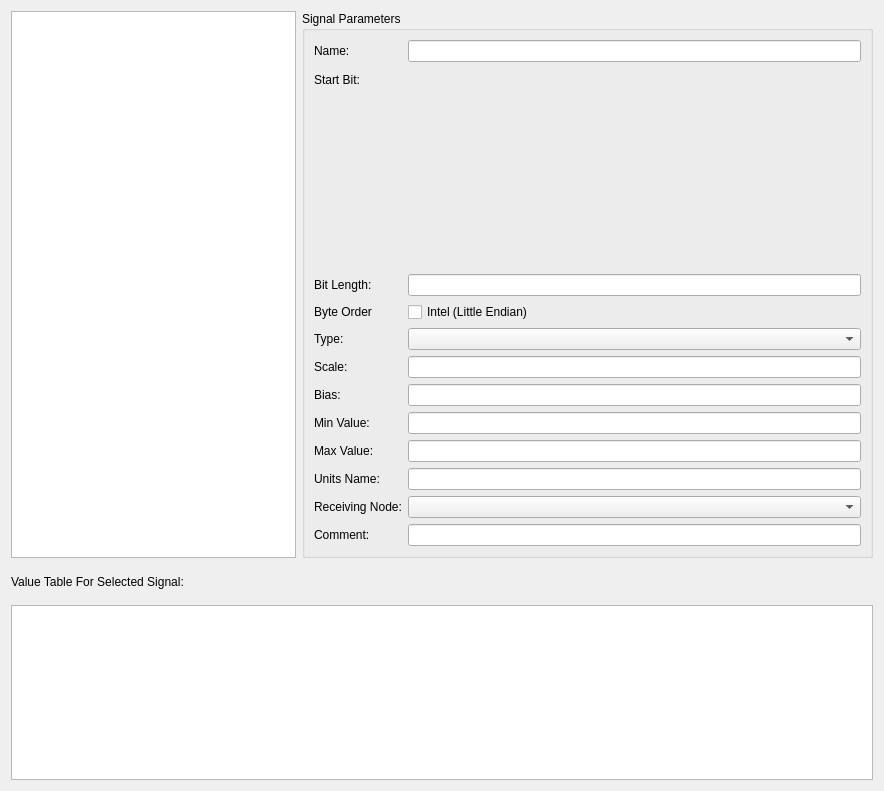
This is dbcsignaleditor.ui in collin80/SavvyCAN as Qt 5 draws it before an edit. The edited form follows.
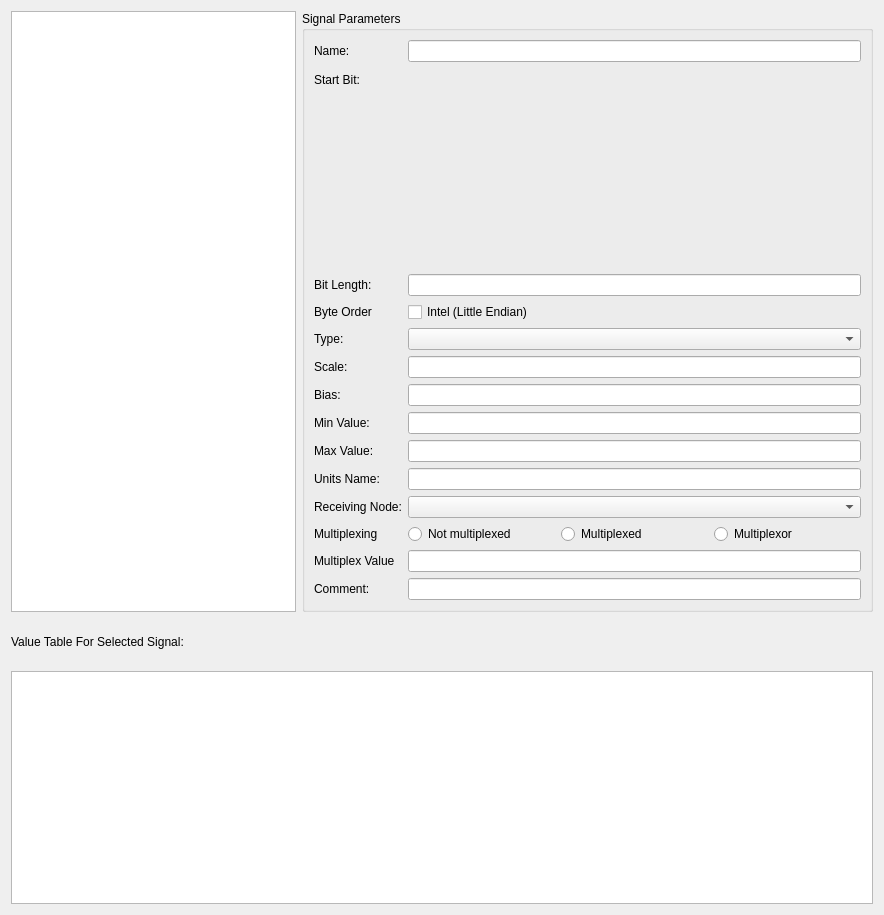
This is the edited form. Custom widgets are drawn as their Qt base class.

Commit message: Added ability for candatagrid to show the currently used bits in gray. Used in signal editor to help make it easier to know what bits are used. Added single and double precision float code where appropriate. They weren't supported at all before. But, that code isn't really tested yet. Added support for multiplexed signals. Most all the code for the UI is done and some of the backend but it isn't hooked into the actual signal processing code just yet. Updated program version number.

What changed in the file:
```diff
--- a/dbcsignaleditor.ui
+++ b/dbcsignaleditor.ui
@@ -7,7 +7,7 @@
     <x>0</x>
     <y>0</y>
     <width>884</width>
-    <height>791</height>
+    <height>915</height>
    </rect>
   </property>
   <property name="windowTitle">
@@ -118,7 +118,7 @@
           </property>
          </widget>
         </item>
-        <item row="12" column="0">
+        <item row="14" column="0">
          <widget class="QLabel" name="label_13">
           <property name="text">
            <string>Comment:</string>
@@ -153,9 +153,51 @@
         <item row="10" column="1">
          <widget class="QComboBox" name="comboReceiver"/>
         </item>
-        <item row="12" column="1">
+        <item row="14" column="1">
          <widget class="QLineEdit" name="txtComment"/>
         </item>
+        <item row="12" column="0">
+         <widget class="QLabel" name="label_14">
+          <property name="text">
+           <string>Multiplexing</string>
+          </property>
+         </widget>
+        </item>
+        <item row="12" column="1">
+         <layout class="QHBoxLayout" name="horizontalLayout_2">
+          <item>
+           <widget class="QRadioButton" name="rbNotMulti">
+            <property name="text">
+             <string>Not multiplexed</string>
+            </property>
+           </widget>
+          </item>
+          <item>
+           <widget class="QRadioButton" name="rbMultiplexed">
+            <property name="text">
+             <string>Multiplexed</string>
+            </property>
+           </widget>
+          </item>
+          <item>
+           <widget class="QRadioButton" name="rbMultiplexor">
+            <property name="text">
+             <string>Multiplexor</string>
+            </property>
+           </widget>
+          </item>
+         </layout>
+        </item>
+        <item row="13" column="0">
+         <widget class="QLabel" name="label_15">
+          <property name="text">
+           <string>Multiplex Value</string>
+          </property>
+         </widget>
+        </item>
+        <item row="13" column="1">
+         <widget class="QLineEdit" name="txtMultiplexValue"/>
+        </item>
        </layout>
       </widget>
      </item>
```
The commit also changes 9 other files.
